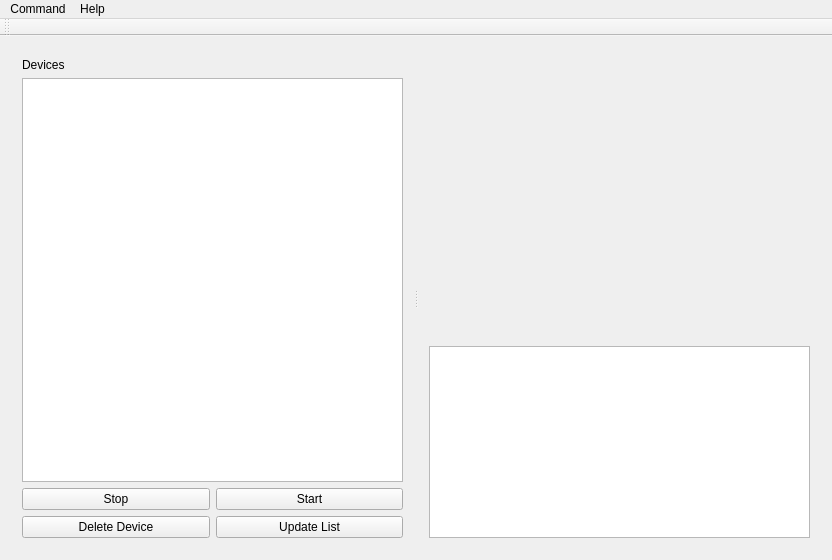
Qt form example/UIToolkitTest/mainwindow.ui (bisegni/chaosframework) before a commit.
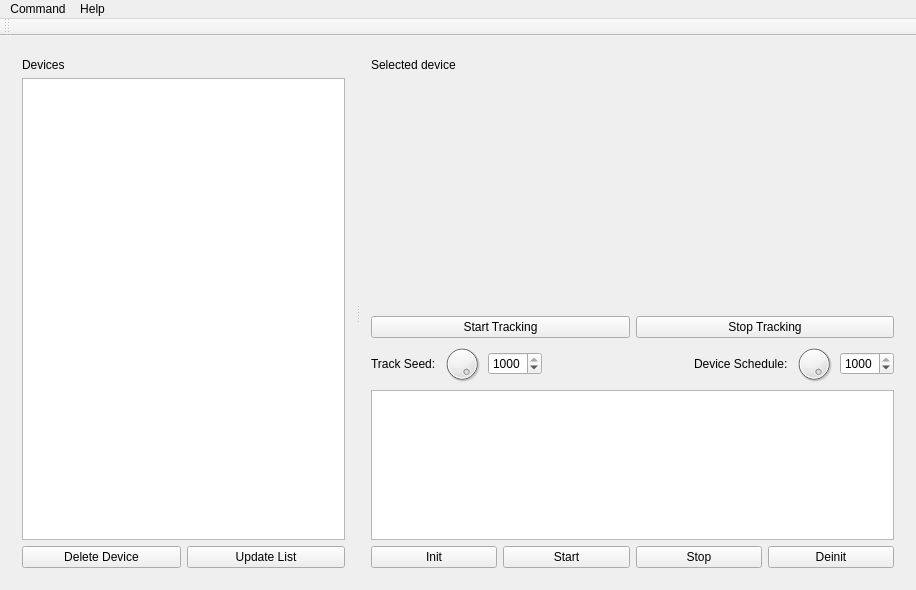
The same form after that commit.

The edit to the form file:
```diff
--- a/example/UIToolkitTest/mainwindow.ui
+++ b/example/UIToolkitTest/mainwindow.ui
@@ -6,8 +6,8 @@
    <rect>
     <x>0</x>
     <y>0</y>
-    <width>832</width>
-    <height>560</height>
+    <width>916</width>
+    <height>590</height>
    </rect>
   </property>
   <property name="minimumSize">
@@ -76,25 +76,7 @@
          </widget>
         </item>
         <item>
-         <layout class="QHBoxLayout" name="horizontalLayout_3">
-          <item>
-           <widget class="QPushButton" name="buttonStop">
-            <property name="text">
-             <string>Stop</string>
-            </property>
-           </widget>
-          </item>
-          <item>
-           <widget class="QPushButton" name="buttonStart">
-            <property name="text">
-             <string>Start</string>
-            </property>
-           </widget>
-          </item>
-         </layout>
-        </item>
-        <item>
-         <layout class="QHBoxLayout" name="horizontalLayout">
+         <layout class="QHBoxLayout" name="commandButtonHorizontalLayout">
           <item>
            <widget class="QPushButton" name="buttonDeleteDevice">
             <property name="text">
@@ -113,33 +95,209 @@
         </item>
        </layout>
       </widget>
-      <widget class="QWidget" name="layoutWidget">
-       <layout class="QVBoxLayout" name="verticalLayout_2" stretch="1,0">
+      <widget class="QWidget" name="layoutWidget2">
+       <layout class="QVBoxLayout" name="leftVerticalLayout" stretch="0,1,0,0,0,0">
         <property name="spacing">
          <number>-1</number>
         </property>
         <property name="sizeConstraint">
          <enum>QLayout::SetMaximumSize</enum>
         </property>
+        <item>
+         <widget class="QLabel" name="label_2">
+          <property name="text">
+           <string>Selected device</string>
+          </property>
+         </widget>
+        </item>
         <item>
          <widget class="QWidget" name="graphWidget" native="true"/>
         </item>
+        <item>
+         <layout class="QHBoxLayout" name="horizontalLayout_6">
+          <item>
+           <widget class="QPushButton" name="buttonStartTracking">
+            <property name="text">
+             <string>Start Tracking</string>
+            </property>
+           </widget>
+          </item>
+          <item>
+           <widget class="QPushButton" name="buttonStopTracking">
+            <property name="text">
+             <string>Stop Tracking</string>
+            </property>
+           </widget>
+          </item>
+         </layout>
+        </item>
+        <item>
+         <layout class="QHBoxLayout" name="horizontalLayout_3">
+          <property name="sizeConstraint">
+           <enum>QLayout::SetMinimumSize</enum>
+          </property>
+          <property name="topMargin">
+           <number>0</number>
+          </property>
+          <item>
+           <widget class="QLabel" name="label_3">
+            <property name="text">
+             <string>Track Seed:</string>
+            </property>
+           </widget>
+          </item>
+          <item>
+           <widget class="QDial" name="dialTrackSpeed">
+            <property name="sizePolicy">
+             <sizepolicy hsizetype="Minimum" vsizetype="Preferred">
+              <horstretch>0</horstretch>
+              <verstretch>0</verstretch>
+             </sizepolicy>
+            </property>
+            <property name="maximumSize">
+             <size>
+              <width>40</width>
+              <height>40</height>
+             </size>
+            </property>
+            <property name="maximum">
+             <number>1000</number>
+            </property>
+            <property name="value">
+             <number>1000</number>
+            </property>
+           </widget>
+          </item>
+          <item>
+           <widget class="QSpinBox" name="spinTrackSpeed">
+            <property name="keyboardTracking">
+             <bool>false</bool>
+            </property>
+            <property name="minimum">
+             <number>1</number>
+            </property>
+            <property name="maximum">
+             <number>1000</number>
+            </property>
+            <property name="singleStep">
+             <number>10</number>
+            </property>
+            <property name="value">
+             <number>1000</number>
+            </property>
+           </widget>
+          </item>
+          <item>
+           <spacer name="horizontalSpacer">
+            <property name="orientation">
+             <enum>Qt::Horizontal</enum>
+            </property>
+            <property name="sizeHint" stdset="0">
+             <size>
+              <width>40</width>
+              <height>20</height>
+             </size>
+            </property>
+           </spacer>
+          </item>
+          <item>
+           <widget class="QLabel" name="label_4">
+            <property name="text">
+             <string>Device Schedule:</string>
+            </property>
+           </widget>
+          </item>
+          <item>
+           <widget class="QDial" name="dialScheduleDevice">
+            <property name="sizePolicy">
+             <sizepolicy hsizetype="Minimum" vsizetype="Preferred">
+              <horstretch>0</horstretch>
+              <verstretch>0</verstretch>
+             </sizepolicy>
+            </property>
+            <property name="maximumSize">
+             <size>
+              <width>40</width>
+              <height>40</height>
+             </size>
+            </property>
+            <property name="maximum">
+             <number>1000</number>
+            </property>
+            <property name="value">
+             <number>1000</number>
+            </property>
+           </widget>
+          </item>
+          <item>
+           <widget class="QSpinBox" name="spinDeviceSchedule">
+            <property name="keyboardTracking">
+             <bool>false</bool>
+            </property>
+            <property name="minimum">
+             <number>1</number>
+            </property>
+            <property name="maximum">
+             <number>1000</number>
+            </property>
+            <property name="singleStep">
+             <number>10</number>
+            </property>
+            <property name="value">
+             <number>1000</number>
+            </property>
+           </widget>
+          </item>
+         </layout>
+        </item>
         <item>
          <widget class="QTableView" name="tableView">
           <property name="minimumSize">
            <size>
             <width>0</width>
-            <height>135</height>
+            <height>129</height>
            </size>
           </property>
           <property name="maximumSize">
            <size>
             <width>16777215</width>
-            <height>200</height>
+            <height>150</height>
            </size>
           </property>
          </widget>
         </item>
+        <item>
+         <layout class="QHBoxLayout" name="horizontalLayout_5">
+          <item>
+           <widget class="QPushButton" name="buttonInit">
+            <property name="text">
+             <string>Init</string>
+            </property>
+           </widget>
+          </item>
+          <item>
+           <widget class="QPushButton" name="buttonStart">
+            <property name="text">
+             <string>Start</string>
+            </property>
+           </widget>
+          </item>
+          <item>
+           <widget class="QPushButton" name="buttonStop">
+            <property name="text">
+             <string>Stop</string>
+            </property>
+           </widget>
+          </item>
+          <item>
+           <widget class="QPushButton" name="buttonDeinit">
+            <property name="text">
+             <string>Deinit</string>
+            </property>
+           </widget>
+          </item>
+         </layout>
+        </item>
        </layout>
       </widget>
      </widget>
@@ -159,7 +317,7 @@
     <rect>
      <x>0</x>
      <y>0</y>
-     <width>832</width>
+     <width>916</width>
      <height>22</height>
     </rect>
    </property>
```
Left out of the diff: 74 changed lines with no effect on the pictures.
